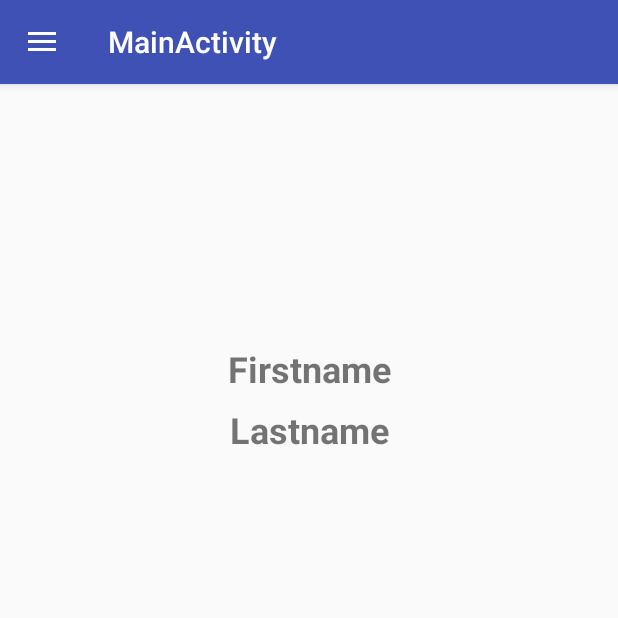
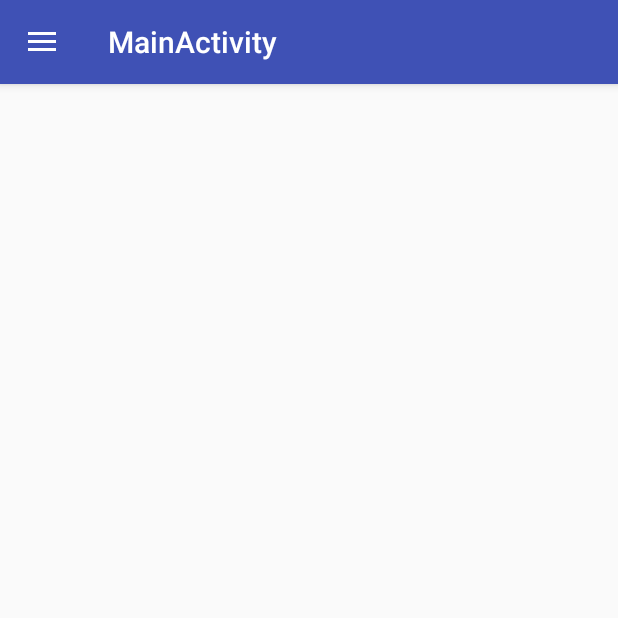
Before and after one commit to DmytroKutko/Social_Network_Kotlin, an Android app: the UserProfileFragment screen opened directly, with no data from a screen before it, on a phone screen of 412 x 824 dp, the top half of it. Run offline under Robolectric (Android 15) with nearby library versions, the phone set to English and light mode, and no system bars; our stand-ins replace CircleImageView, Firebase (no records; nobody signed in at launch, a user with empty details on screens opened directly), Picasso.

```diff
--- a/app/src/main/res/layout/fragment_user_profile.xml
+++ b/app/src/main/res/layout/fragment_user_profile.xml
@@ -14,8 +14,8 @@
             android:layout_height="125dp" android:layout_marginTop="16dp" app:layout_constraintTop_toTopOf="parent"
             app:layout_constraintStart_toStartOf="parent" android:layout_marginStart="8dp"
             app:layout_constraintEnd_toEndOf="parent" android:layout_marginEnd="8dp"/>
+
     <TextView
-            android:text="Firstname"
             android:layout_width="wrap_content"
             android:layout_height="wrap_content" android:id="@+id/tvUserProfileFirstname"
             android:textSize="24sp"
@@ -23,8 +23,8 @@
             android:layout_marginTop="32dp" app:layout_constraintTop_toBottomOf="@+id/civUserProfileImage"
             android:layout_marginStart="8dp" app:layout_constraintStart_toStartOf="parent"
             android:layout_marginEnd="8dp" app:layout_constraintEnd_toEndOf="parent"/>
+
     <TextView
-            android:text="Lastname"
             android:layout_width="wrap_content"
             android:layout_height="wrap_content" android:id="@+id/tvUserProfileLastname"
             app:layout_constraintEnd_toEndOf="parent"
```
Also changed, not shown: app/src/main/java/com/example/myapplication/view/fragments/authorization/LoginFragment.kt (+7 -0 lines).
